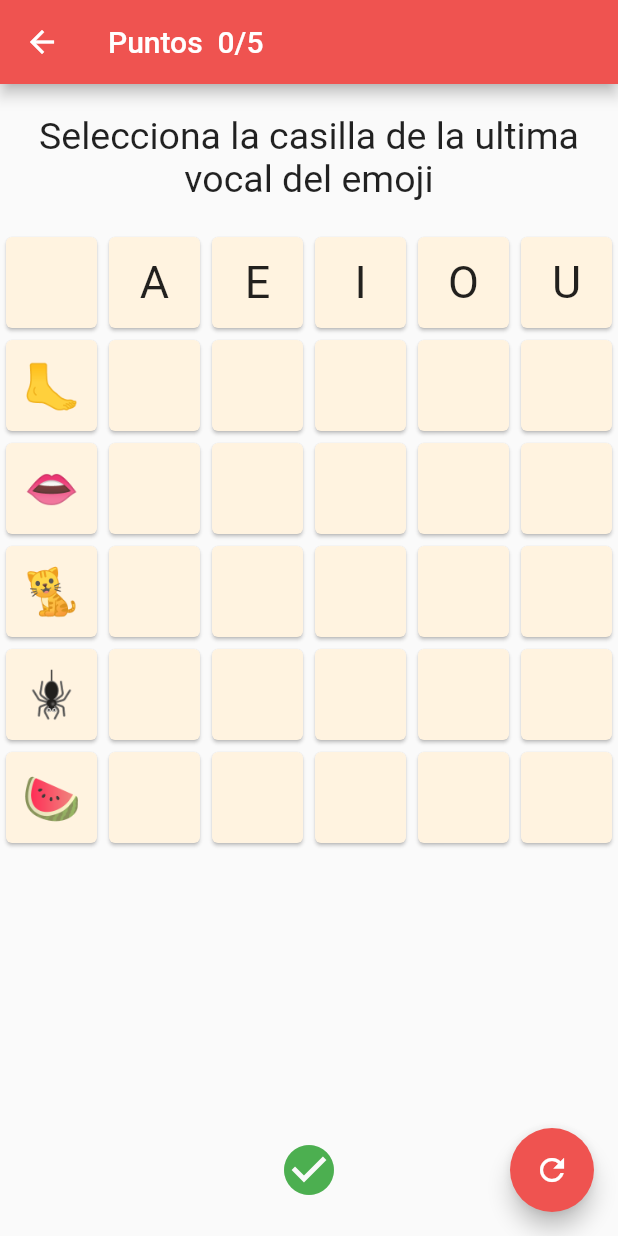
After one commit to mariafg11/LectoEscrituraApp, a Flutter app: the TableVocals screen opened directly, after a tap on the "check circle" icon, after a tap on the "refresh" icon, on a phone screen of 412 x 824 dp. The commit adds this screen. Run offline on Flutter 3.47's test engine with Material 2 defaults, Android fonts, the phone set to English and light mode, and no system bars; our stand-ins replace audioplayers, carousel_slider, cloud_firestore, firebase_auth, firebase_core, flutter_spinkit; accounts and stored records are empty.

Commit message:
New Game added
the game consist in choose the correct last vocal from some words.

```diff
--- /dev/null
+++ b/lib/screens/games/tableVocals.dart
@@ -0,0 +1,242 @@
+import 'dart:developer';
+
+import 'package:LectoEscrituraApp/services/rPeacker.dart';
+import 'package:audioplayers/audio_cache.dart';
+import 'package:flutter/material.dart';
+
+class TableVocals extends StatefulWidget {
+  const TableVocals({Key key}) : super(key: key);
+
+  @override
+  _TableVocalsState createState() => _TableVocalsState();
+}
+
+class _TableVocalsState extends State<TableVocals> {
+  Map _options = new Map();
+  AudioCache audioPlayer = AudioCache();
+
+  int score = 0;
+  List<String> _grid = new List.empty();
+  List<int> selectedIndexList = [];
+  List<String> _emojis = new List.empty();
+  List<String> _vocals = <String>['A', 'E', 'I', 'O', 'U'];
+  rPeacker peaker = new rPeacker();
+  Color colorCard = Colors.orange[50];
+  String error = '';
+  int seed = 0;
+  void initState() {
+    super.initState();
+    _options = peaker.randomPeaker(6);
+    _emojis = _options.values.toList();
+    _grid = _createlist();
+  }
+
+  List<String> _createlist() {
+    List<String> list = [];
+    int j = 0;
+    for (var i = 0; i < 36; i++) {
+      if (i > 0 && i < 6) {
+        list.add(_vocals[i - 1]);
+      } else if (i % 6 == 0 && i != 0) {
+        list.add(_emojis[j]);
+        j++;
+      } else {
+        list.add('');
+      }
+    }
+    return list;
+  }
+
+  bool _twoInLine(t) {
+    int repeat1 = 0;
+    int repeat2 = 0;
+    int repeat3 = 0;
+    int repeat4 = 0;
+    int repeat5 = 0;
+
+    bool result = false;
+    int row = 1;
+    for (var i = 0; i < selectedIndexList.length; i++) {
+      int line = (selectedIndexList[i] ~/ 6);
+      switch (line) {
+        case 1:
+          repeat1++;
+          break;
+        case 2:
+          repeat2++;
+          break;
+        case 3:
+          repeat3++;
+          break;
+        case 4:
+          repeat4++;
+          break;
+        case 5:
+          repeat5++;
+          break;
+      }
+    }
+    if ((repeat1 > 1) |
+        (repeat2 > 1) |
+        (repeat3 > 1) |
+        (repeat4 > 1) |
+        (repeat5 > 1)) {
+      result = true;
+    }
+    return result;
+  }
+
+  bool _isCorrect() {
+    int i = 0;
+    bool result = true;
+    selectedIndexList.sort();
+    for (int item in selectedIndexList) {
+      int mod = item % 6;
+      String word = _options.keys.elementAt(i);
+      i++;
+      switch (mod) {
+        case 1: //A
+
+          if (word.endsWith('a')) {
+            score++;
+          } else {
+            error = error + '$word no termina en A ';
+            result = false;
+          }
+          break;
+        case 2: //E
+          if (word.endsWith('e')) {
+            score++;
+          } else {
+            error = error + '$word no termina en E ';
+            result = false;
+          }
+          break;
+        case 3:
+          //I
+          if (word.endsWith('i')) {
+            score++;
+          } else {
+            error = error + '$word no termina en I ';
+            result = false;
+          }
+          break;
+        case 4: //O
+          if (word.endsWith('o')) {
+            score++;
+          } else {
+            error = error + '$word no termina en O ';
+            result = false;
+          }
+          break;
+        case 5: //U
+          if (word.endsWith('u')) {
+            score++;
+          } else {
+            error = error + '$word no termina en U ';
+            result = false;
+          }
+          break;
+        default:
+          error = error + 'Termina en consonante ';
+      }
+    }
+    log(error + selectedIndexList.toString());
+    return result;
+  }
+
+  @override
+  Widget build(BuildContext context) {
+    return Scaffold(
+        appBar: AppBar(
+          title: Text('Puntos  $score/5'),
+          backgroundColor: Colors.red[400],
+        ),
+        floatingActionButton: FloatingActionButton(
+          child: Icon(Icons.refresh),
+          backgroundColor: Colors.red[400],
+          onPressed: () {
+            setState(() {
+              // score.clear();
+              selectedIndexList = [];
+              seed++;
+              _options = peaker.randomPeaker(6);
+              _emojis = _options.values.toList();
+              _grid = _createlist();
+              error = '';
+              score = 0;
+            });
+          },
+        ),
+        body: Column(
+          children: [
+            SizedBox(
+              height: 20,
+            ),
+            Text(
+              'Selecciona la casilla de la ultima vocal del emoji',
+              style: TextStyle(fontSize: 25),
+              textAlign: TextAlign.center,
+            ),
+            SizedBox(
+              height: 20,
+            ),
+            Expanded(
+              child: GridView.builder(
+                  gridDelegate: const SliverGridDelegateWithFixedCrossAxisCount(
+                    crossAxisCount: 6,
+                  ),
+                  itemCount: _grid.length,
+                  itemBuilder: (BuildContext context, int index) {
+                    return Card(
+                      color: selectedIndexList.contains(index)
+                          ? Colors.green
+                          : colorCard,
+                      child: InkWell(
+                        child: Center(
+                          child: Text(
+                            '${_grid.elementAt(index)}',
+                            style: TextStyle(fontSize: 30),
+                            textAlign: TextAlign.center,
+                          ),
+                        ),
+                        onTap: () {
+                          if (!selectedIndexList.contains(index) &&
+                              index > 6 &&
+                              index % 6 != 0) {
+                            selectedIndexList.add(index);
+                          } else {
+                            selectedIndexList.remove(index);
+                          }
+                          setState(() {});
+                        },
+                      ),
+                    );
+                  }),
+            ),
+            IconButton(
+              onPressed: () {
+                setState(() {
+                  if (_twoInLine(selectedIndexList)) {
+                    error = ('Solo un cuadrado por fila');
+                  } else if (_isCorrect()) {
+                    score = 5;
+                    audioPlayer.play('correcto.mp3');
+                    error = '';
+                  } else {
+                    score = 5 - score;
+                  }
+                });
+              },
+              icon: Icon(Icons.check_circle),
+              color: Colors.green,
+              iconSize: 40,
+            ),
+            Text(
+              error,
+              style: TextStyle(color: Colors.red, fontSize: 14.0),
+            ),
+          ],
+        ));
+  }
+}
--- a/lib/screens/home/home.dart
+++ b/lib/screens/home/home.dart
@@ -1,6 +1,7 @@
 import 'package:LectoEscrituraApp/models/game.dart';
 import 'package:LectoEscrituraApp/models/userCustom.dart';
 import 'package:LectoEscrituraApp/screens/games/drag&drop.dart';
+import 'package:LectoEscrituraApp/screens/games/tableVocals.dart';
 import 'package:LectoEscrituraApp/screens/home/acSettings.dart';
 import 'package:LectoEscrituraApp/services/auth.dart';
 import 'package:LectoEscrituraApp/services/database.dart';
@@ -80,7 +81,7 @@ class Home extends StatelessWidget {
               ElevatedButton.icon(
                 onPressed: () {
                   Navigator.push(context,
-                      MaterialPageRoute(builder: (context) => DragnDropGame()));
+                      MaterialPageRoute(builder: (context) => TableVocals()));
                 },
                 icon: Icon(Icons.play_arrow),
                 label: Text('JUGAR'),
--- a/lib/services/rPeacker.dart
+++ b/lib/services/rPeacker.dart
@@ -8,7 +8,6 @@ class rPeacker {
     'cama': '🛌🏿',
     'perro': '🐶',
     'elefante': '🐘',
-    'sol': '🌞',
     'manzana': '🍎',
     'pera': '🍐',
     'piña': '🍍',
@@ -16,7 +15,14 @@ class rPeacker {
     'zanahoria': '🥕',
     'helado': '🍦',
     'estrella': '⭐',
-    'pez': '🐠',
+    'mano': '🤚',
+    'ojo': '👁️',
+    'diente': '🦷',
+    'pie': '🦶',
+    'boca': '👄',
+    'gato': '🐈',
+    'araña': '🕷️',
+    'sandía': '🍉',
   };
 
   rPeacker() {
```
